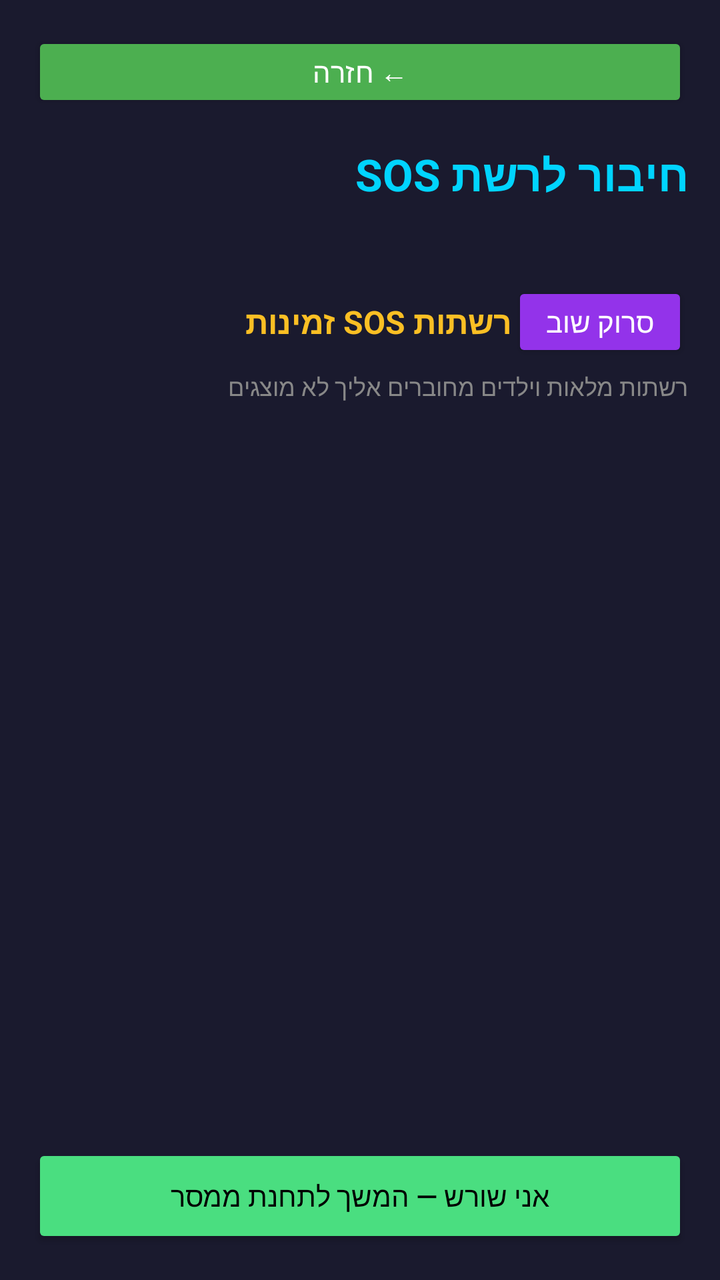
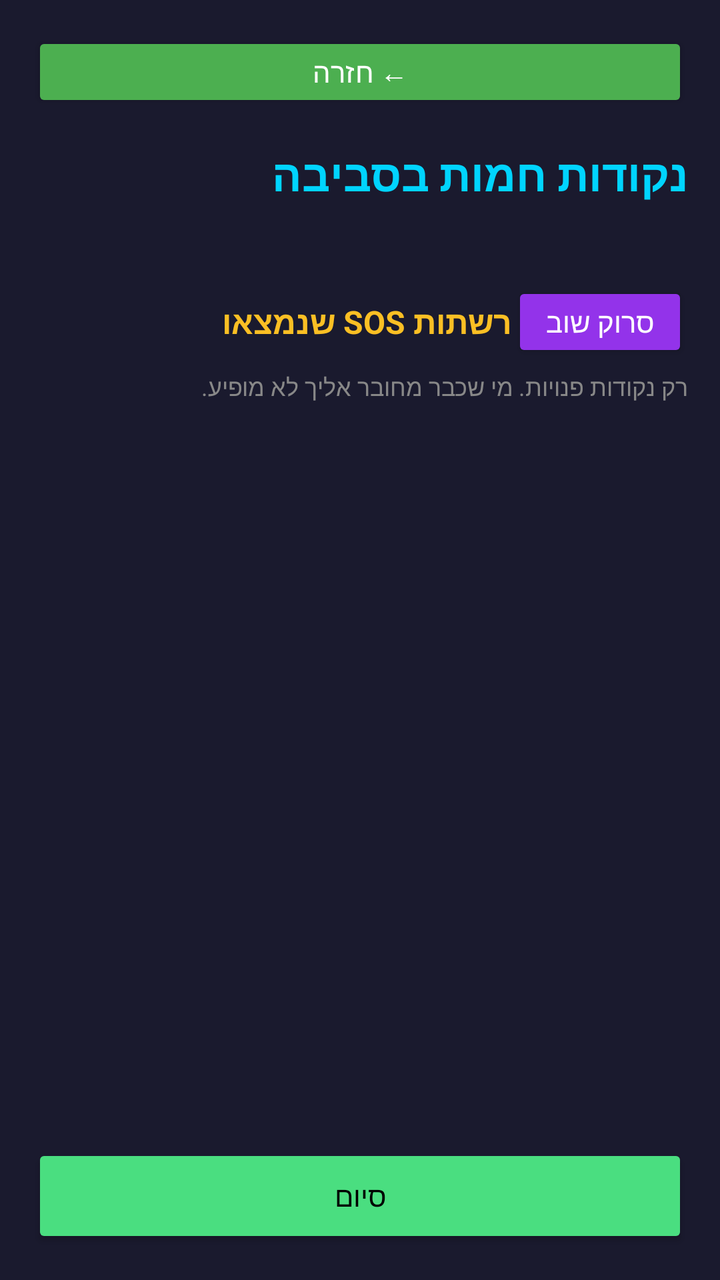

Compare the two renders of this Android layout. The source of the first and the diff that turns it into the second are given below.
<!-- AndroidManifest.xml: activity theme Theme.SosShell -->
<!-- res/layout/activity_sos_emergency_connect.xml -->
<?xml version="1.0" encoding="utf-8"?>
<LinearLayout xmlns:android="http://schemas.android.com/apk/res/android"
    android:layout_width="match_parent"
    android:layout_height="match_parent"
    android:background="#1a1a2e"
    android:orientation="vertical"
    android:padding="16dp">

    <Button
        android:id="@+id/connectBackButton"
        android:layout_width="match_parent"
        android:layout_height="40dp"
        android:backgroundTint="#4CAF50"
        android:text="@string/emergency_connect_back"
        android:textColor="#ffffff" />

    <TextView
        android:layout_width="match_parent"
        android:layout_height="wrap_content"
        android:paddingTop="16dp"
        android:paddingBottom="8dp"
        android:text="@string/emergency_connect_title"
        android:textColor="#00d4ff"
        android:textSize="22sp"
        android:textStyle="bold" />

    <TextView
        android:id="@+id/connectStatusLine"
        android:layout_width="match_parent"
        android:layout_height="wrap_content"
        android:lineSpacingExtra="4dp"
        android:textColor="#eeeeee"
        android:textSize="14sp" />

    <LinearLayout
        android:layout_width="match_parent"
        android:layout_height="wrap_content"
        android:layout_marginTop="12dp"
        android:gravity="center_vertical"
        android:orientation="horizontal">

        <TextView
            android:layout_width="0dp"
            android:layout_height="wrap_content"
            android:layout_weight="1"
            android:text="@string/emergency_connect_list_title"
            android:textColor="#fbbf24"
            android:textSize="16sp"
            android:textStyle="bold" />

        <Button
            android:id="@+id/connectRescanButton"
            android:layout_width="wrap_content"
            android:layout_height="40dp"
            android:backgroundTint="#9333ea"
            android:text="@string/emergency_connect_rescan"
            android:textColor="#ffffff" />
    </LinearLayout>

    <TextView
        android:id="@+id/connectScanHint"
        android:layout_width="match_parent"
        android:layout_height="wrap_content"
        android:paddingTop="4dp"
        android:text="@string/emergency_connect_scan_hint"
        android:textColor="#888888"
        android:textSize="12sp" />

    <androidx.recyclerview.widget.RecyclerView
        android:id="@+id/connectNetworkList"
        android:layout_width="match_parent"
        android:layout_height="0dp"
        android:layout_marginTop="8dp"
        android:layout_weight="1"
        android:clipToPadding="false"
        android:paddingBottom="8dp" />

    <TextView
        android:id="@+id/connectEmptyText"
        android:layout_width="match_parent"
        android:layout_height="0dp"
        android:layout_weight="1"
        android:gravity="center"
        android:text="@string/emergency_connect_empty"
        android:textColor="#888888"
        android:textSize="15sp"
        android:visibility="gone" />

    <Button
        android:id="@+id/connectContinueRootButton"
        android:layout_width="match_parent"
        android:layout_height="52dp"
        android:layout_marginTop="8dp"
        android:backgroundTint="#4ade80"
        android:text="@string/emergency_connect_continue_root"
        android:textColor="#000000" />
</LinearLayout>
<!-- resources referenced by this layout -->
<resources>
  <string name="emergency_connect_back">← חזרה</string>
  <string name="emergency_connect_continue_root">אני שורש — המשך לתחנת ממסר</string>
  <string name="emergency_connect_empty">לא נמצאו רשתות SOS זמינות.\nהדלק נקודה חמה או המשך כשורש.</string>
  <string name="emergency_connect_list_title">רשתות SOS זמינות</string>
  <string name="emergency_connect_rescan">סרוק שוב</string>
  <string name="emergency_connect_scan_hint">רשתות מלאות וילדים מחוברים אליך לא מוצגים</string>
  <string name="emergency_connect_title">חיבור לרשת SOS</string>
  <style name="Theme.SosShell" parent="Theme.MaterialComponents.DayNight.NoActionBar">
          <item name="android:statusBarColor">#000000</item>
          <item name="android:navigationBarColor">#000000</item>
          <item name="android:windowBackground">#000000</item>
          <item name="colorPrimary">#2D88FF</item>
      </style>
</resources>

<!-- the commit's change to res/layout/activity_sos_emergency_connect.xml (unified diff, before → after) -->
@@ -49,6 +49,16 @@
             android:textStyle="bold" />
 
         <Button
+            android:id="@+id/connectLocationButton"
+            android:layout_width="wrap_content"
+            android:layout_height="40dp"
+            android:layout_marginEnd="6dp"
+            android:backgroundTint="#fbbf24"
+            android:text="@string/emergency_connect_open_location"
+            android:textColor="#000000"
+            android:visibility="gone" />
+
+        <Button
             android:id="@+id/connectRescanButton"
             android:layout_width="wrap_content"
             android:layout_height="40dp"
<!-- resource entries referenced after the edit -->
@@ -1,12 +1,13 @@
 <!-- resources referenced by this layout -->
 <resources>
   <string name="emergency_connect_back">← חזרה</string>
-  <string name="emergency_connect_continue_root">אני שורש — המשך לתחנת ממסר</string>
-  <string name="emergency_connect_empty">לא נמצאו רשתות SOS זמינות.\nהדלק נקודה חמה או המשך כשורש.</string>
-  <string name="emergency_connect_list_title">רשתות SOS זמינות</string>
+  <string name="emergency_connect_continue_root">סיום</string>
+  <string name="emergency_connect_empty">לא נמצאו רשתות SOS.\nודא: נקודה חמה דלוקה, מיקום דלוק, והמכשיר השני משדר SOS.</string>
+  <string name="emergency_connect_list_title">רשתות SOS שנמצאו</string>
+  <string name="emergency_connect_open_location">הדלק מיקום</string>
   <string name="emergency_connect_rescan">סרוק שוב</string>
-  <string name="emergency_connect_scan_hint">רשתות מלאות וילדים מחוברים אליך לא מוצגים</string>
-  <string name="emergency_connect_title">חיבור לרשת SOS</string>
+  <string name="emergency_connect_scan_hint">רק נקודות פנויות. מי שכבר מחובר אליך לא מופיע.</string>
+  <string name="emergency_connect_title">נקודות חמות בסביבה</string>
   <style name="Theme.SosShell" parent="Theme.MaterialComponents.DayNight.NoActionBar">
           <item name="android:statusBarColor">#000000</item>
           <item name="android:navigationBarColor">#000000</item>
